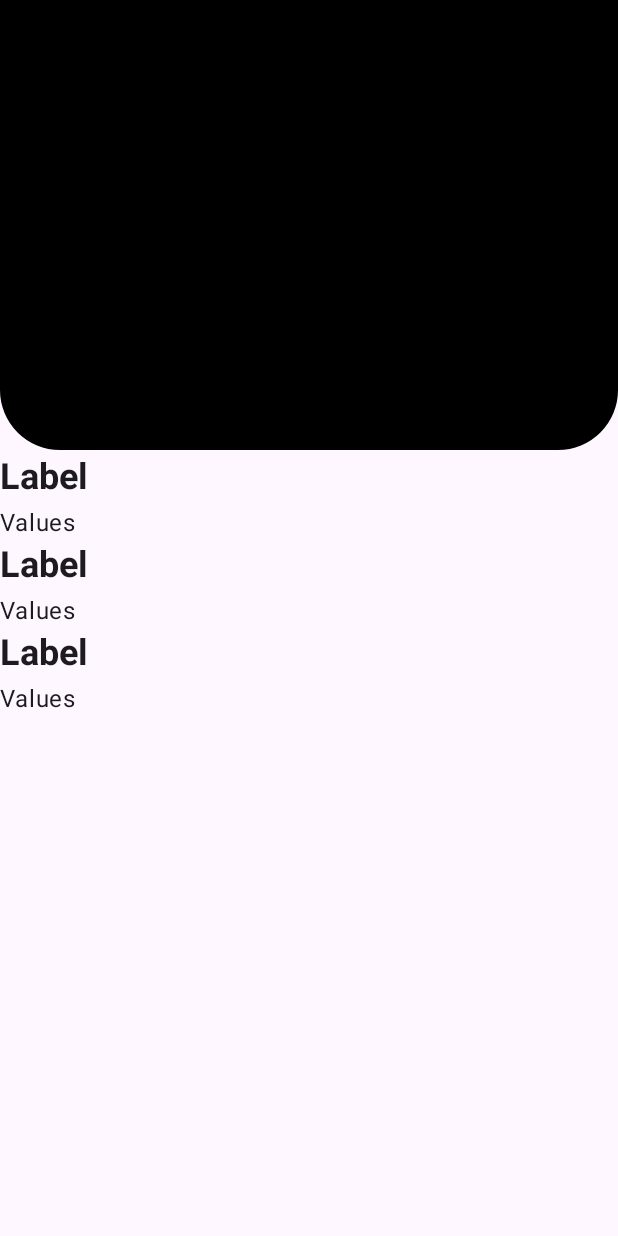
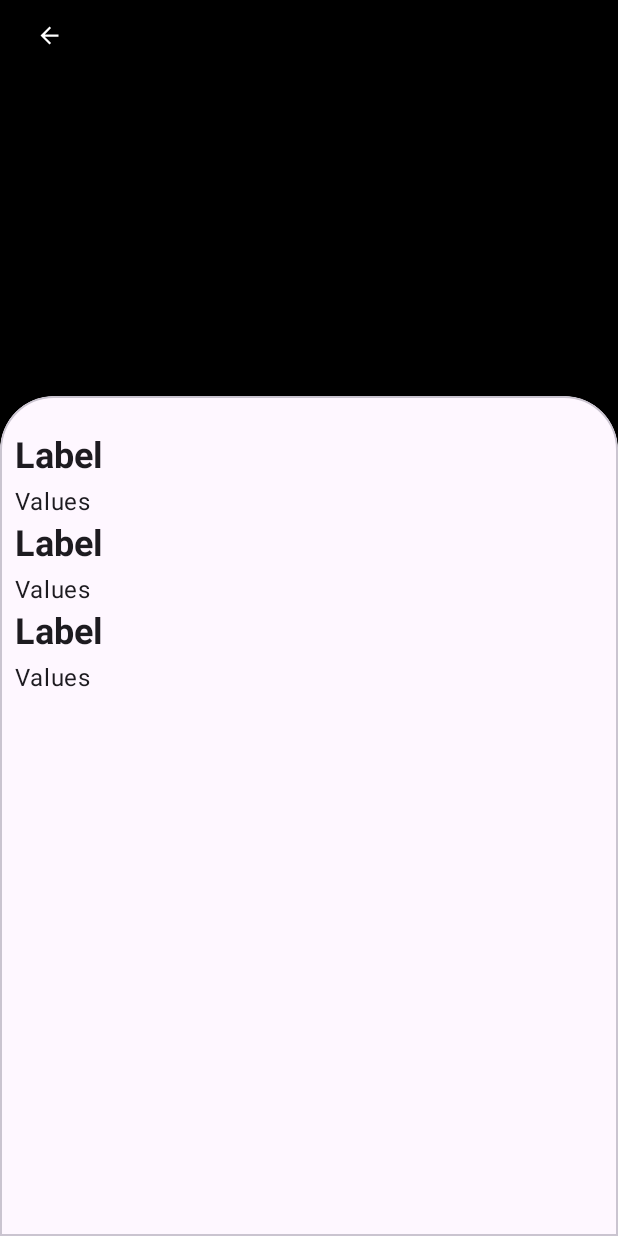
Before and after one commit to oa-azab/DogSample, an Android app: the layout fragment_details.xml on its own in the app's theme, with its tools: preview values and no code run, on a phone screen of 412 x 824 dp. Run offline under Robolectric (Android 15) with nearby library versions, the phone set to English and light mode, and no system bars.

Commit message:
UI polish for details screen

```diff
--- a/app/src/main/java/com/omarahmed/dogsample/ui/details/DetailsFragment.kt
+++ b/app/src/main/java/com/omarahmed/dogsample/ui/details/DetailsFragment.kt
@@ -40,6 +40,8 @@ class DetailsFragment : Fragment() {
     override fun onViewCreated(view: View, savedInstanceState: Bundle?) {
         super.onViewCreated(view, savedInstanceState)
 
+        binds.btnBack.setOnClickListener { activity?.onBackPressed() }
+
         Glide.with(binds.imgDog)
             .load(args.dog.image)
             .placeholder(R.drawable.placeholder_dog)
--- /dev/null
+++ b/app/src/main/res/drawable/baseline_arrow_back_24.xml
@@ -0,0 +1,5 @@
+<vector android:autoMirrored="true" android:height="24dp"
+    android:tint="#FFFFFF" android:viewportHeight="24"
+    android:viewportWidth="24" android:width="24dp" xmlns:android="http://schemas.android.com/apk/res/android">
+    <path android:fillColor="@android:color/white" android:pathData="M20,11H7.83l5.59,-5.59L12,4l-8,8 8,8 1.41,-1.41L7.83,13H20v-2z"/>
+</vector>
--- a/app/src/main/res/layout/fragment_details.xml
+++ b/app/src/main/res/layout/fragment_details.xml
@@ -1,5 +1,5 @@
 <?xml version="1.0" encoding="utf-8"?>
-<LinearLayout xmlns:android="http://schemas.android.com/apk/res/android"
+<androidx.constraintlayout.widget.ConstraintLayout xmlns:android="http://schemas.android.com/apk/res/android"
     xmlns:app="http://schemas.android.com/apk/res-auto"
     xmlns:tools="http://schemas.android.com/tools"
     android:layout_width="match_parent"
@@ -12,14 +12,35 @@
         android:layout_width="match_parent"
         android:layout_height="300dp"
         android:scaleType="centerCrop"
-        app:shapeAppearance="@style/ShapeAppearance.DogSample.CoverImage"
+        app:layout_constraintTop_toTopOf="parent"
         tools:src="#000" />
 
-    <androidx.recyclerview.widget.RecyclerView
-        android:id="@+id/rvDogDetails"
+    <Button
+        android:id="@+id/btnBack"
+        android:layout_width="wrap_content"
+        android:layout_height="wrap_content"
+        android:background="?attr/selectableItemBackgroundBorderless"
+        app:icon="@drawable/baseline_arrow_back_24"
+        app:layout_constraintStart_toStartOf="parent"
+        app:layout_constraintTop_toTopOf="parent" />
+
+    <com.google.android.material.card.MaterialCardView
         android:layout_width="match_parent"
         android:layout_height="0dp"
-        android:layout_weight="1"
-        tools:listitem="@layout/item_dog_details" />
+        android:layout_marginTop="-36dp"
+        app:layout_constraintBottom_toBottomOf="parent"
+        app:layout_constraintTop_toBottomOf="@id/imgDog"
+        app:shapeAppearance="@style/ShapeAppearance.DogSample.DetailsSheet">
 
-</LinearLayout>
+        <androidx.recyclerview.widget.RecyclerView
+            android:id="@+id/rvDogDetails"
+            android:layout_width="match_parent"
+            android:layout_height="match_parent"
+            android:layout_marginTop="12dp"
+            android:overScrollMode="never"
+            tools:listitem="@layout/item_dog_details" />
+
+    </com.google.android.material.card.MaterialCardView>
+
+
+</androidx.constraintlayout.widget.ConstraintLayout>
--- a/app/src/main/res/values/shape.xml
+++ b/app/src/main/res/values/shape.xml
@@ -6,10 +6,12 @@
         <item name="cornerSize">8dp</item>
     </style>
 
-    <style name="ShapeAppearance.DogSample.CoverImage" parent="">
+    <style name="ShapeAppearance.DogSample.DetailsSheet" parent="">
         <item name="cornerFamily">rounded</item>
-        <item name="cornerSizeBottomLeft">40dp</item>
-        <item name="cornerSizeBottomRight">40dp</item>
+        <item name="cornerSizeTopLeft">36dp</item>
+        <item name="cornerSizeTopRight">36dp</item>
+        <item name="cornerSizeBottomLeft">0dp</item>
+        <item name="cornerSizeBottomRight">0dp</item>
     </style>
 
 </resources>
```
